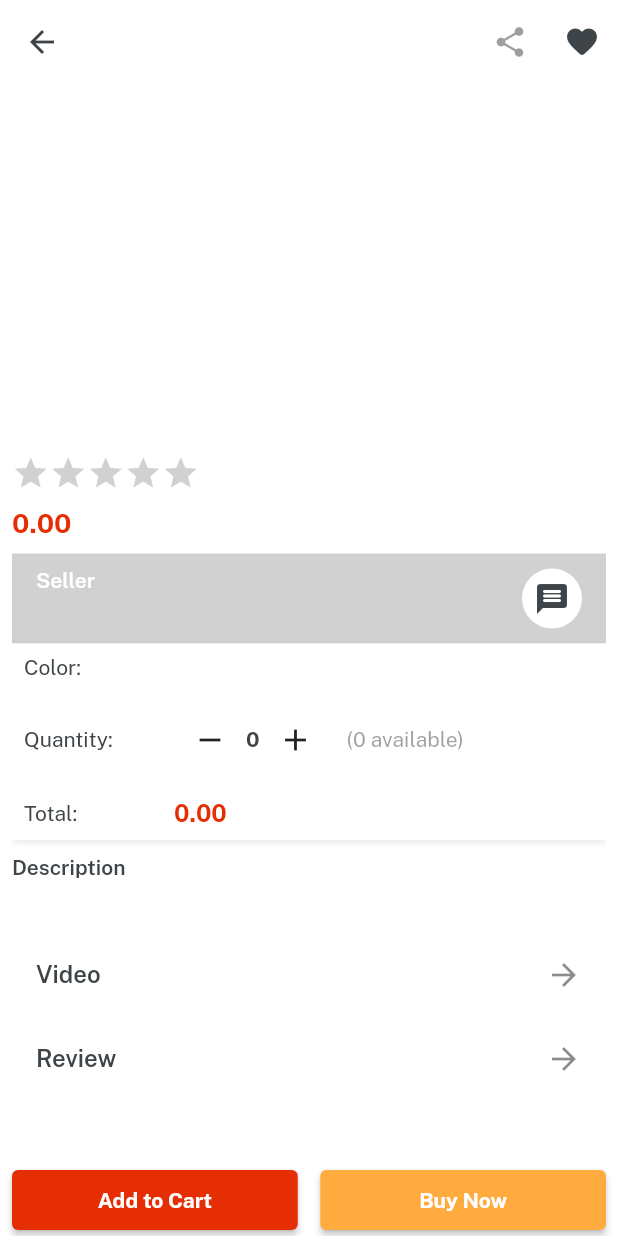
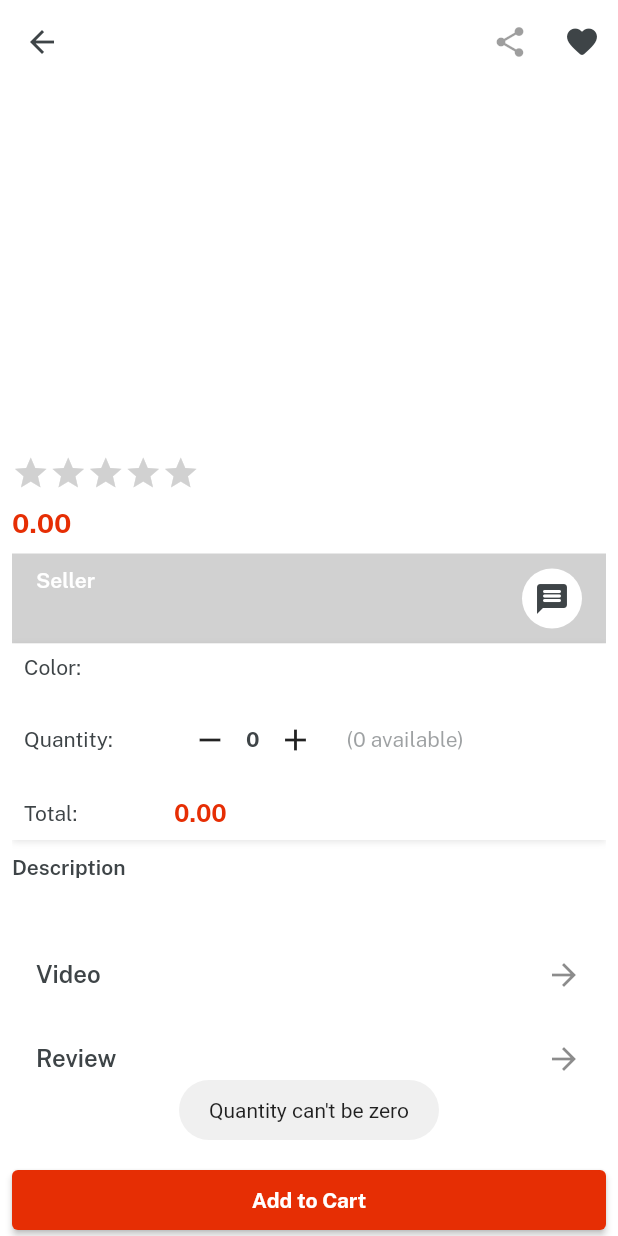
Before and after one commit to Sohag-84/E-MART-App, a Flutter app: the ItemDetails screen opened directly with empty values, after a tap on "Add to Cart", on a phone screen of 412 x 824 dp. Run offline on Flutter 3.47's test engine with Material 2 defaults, Android fonts, the phone set to English and light mode, and no system bars; drawn by our look-alikes of velocity_x; our stand-ins replace cloud_firestore, firebase_auth, firebase_core, firebase_storage, fluttertoast, get and 1 more; accounts and stored records are empty.

Commit message:
fixed user must be selected one or more product quantity

```diff
--- a/lib/views/screens/categories_screen/item_details.dart
+++ b/lib/views/screens/categories_screen/item_details.dart
@@ -2,7 +2,9 @@
 
 import 'package:e_mart_app/consts/consts.dart';
 import 'package:e_mart_app/consts/list.dart';
+import 'package:e_mart_app/controller/cart_controller.dart';
 import 'package:e_mart_app/controller/product_controller.dart';
+import 'package:e_mart_app/views/screens/cart_screen/shipping_screen.dart';
 import 'package:e_mart_app/views/screens/chat_screen.dart/chat_screen.dart';
 import 'package:fluttertoast/fluttertoast.dart';
 
@@ -352,39 +354,31 @@ class ItemDetails extends StatelessWidget {
             15.heightBox,
             Padding(
               padding: const EdgeInsets.symmetric(horizontal: 8.0),
-              child: Row(
-                children: [
-                  Expanded(
+              child: SizedBox(
+                width: double.infinity,
                 child: customButton(
                   isLoading: false,
                   onPressed: () {
+                    if (controller.quantity.value > 0) {
                       controller.addToCart(
                         title: data['p_name'],
                         img: data['p_images'][0],
                         sellerName: data['p_seller'],
-                          color: data['p_colors'][controller.colorIndex.value],
+                        color: data['p_colors']
+                            [controller.colorIndex.value],
                         quantity: controller.quantity.value,
                         totalPrice: controller.totalPrice.value,
                         vendorId: data['vendor_id'],
                       );
                       Fluttertoast.showToast(msg: 'Added to cart');
+                    } else {
+                      Fluttertoast.showToast(msg: "Quantity can't be zero");
+                    }
                   },
                   bgColor: redColor,
                   textColor: whiteColor,
                   title: "Add to Cart",
                 ),
-                  ),
-                  15.widthBox,
-                  Expanded(
-                    child: customButton(
-                      isLoading: false,
-                      onPressed: () {},
-                      bgColor: Colors.orangeAccent,
-                      textColor: whiteColor,
-                      title: "Buy Now",
-                    ),
-                  ),
-                ],
               ),
             ),
           ],
```
Lines whose indentation alone changed are shown as unchanged.
